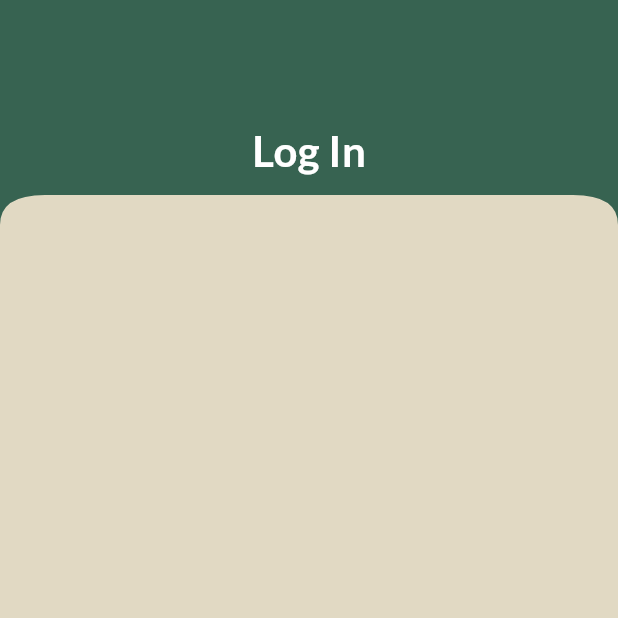
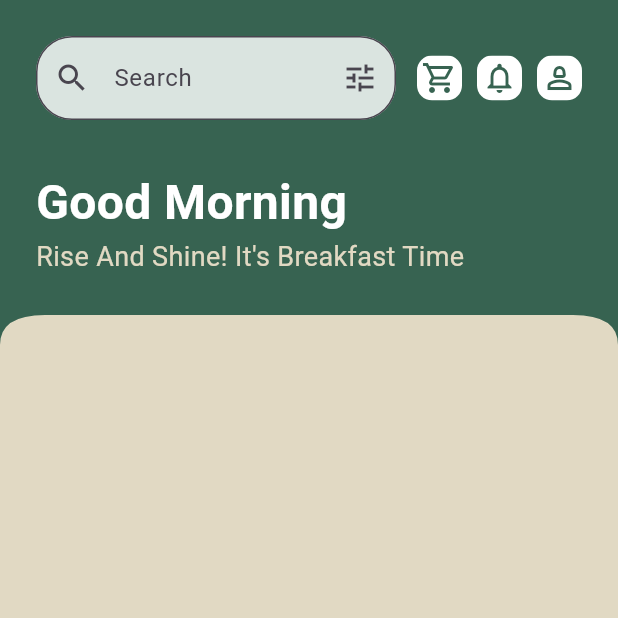
Before and after one commit to naderwael1/kamon, a Flutter app: the HomeView screen opened directly, on a phone screen of 412 x 824 dp, the top half of it. Run offline on Flutter 3.47's test engine with Material 3 defaults, Android fonts, the phone set to English and light mode, and no system bars; our stand-ins replace flutter_bloc, get, google_fonts, iconsax.

Commit message:
app Bar of home bage

```diff
--- a/lib/Features/home/presentation/views/home_view.dart
+++ b/lib/Features/home/presentation/views/home_view.dart
@@ -1,4 +1,3 @@
-import 'package:flutter/cupertino.dart';
 import 'package:flutter/material.dart';
 import 'package:google_fonts/google_fonts.dart';
 import 'package:kamon/constant.dart';
@@ -10,27 +9,123 @@ class HomeView extends StatelessWidget {
   @override
   Widget build(BuildContext context) {
     return Scaffold(
-        body: Column(children: [
+      body: Column(
+        children: [
           ClipPath(
             clipper: BaseClipper(),
             child: Container(
-          height: 150,
+              height: 230, // Adjusted height to fit content
               color: KPrimaryColor,
-          child: Center(
               child: Padding(
-              padding: const EdgeInsets.only(top: 50.0),
-              child: Text(
-                'Log In',
-                style: GoogleFonts.lato(
-                  fontSize: 28,
-                  fontWeight: FontWeight.bold,
-                  color: Colors.white,
+                padding: const EdgeInsets.all(24.0),
+                child: Column(
+                  crossAxisAlignment: CrossAxisAlignment.start,
+                  children: [
+                    Row(
+                      children: [
+                        Expanded(
+                          child: TextFormField(
+                            decoration: InputDecoration(
+                              hintText: 'Search',
+                              prefixIcon: const Icon(Icons.search),
+                              suffixIcon: const Icon(Icons.tune),
+                              border: OutlineInputBorder(
+                                borderRadius: BorderRadius.circular(24.0),
+                              ),
+                              filled: true,
+                              fillColor: KfillColor,
+                            ),
+                          ),
+                        ),
+                        const SizedBox(width: 14.0),
+                        ClipRRect(
+                          borderRadius: BorderRadius.circular(10.0),
+                          child: Container(
+                            height: 30,
+                            width: 30,
+                            color: Colors
+                                .white, // Set the background color of the container
+                            child: GestureDetector(
+                              onTap: () {
+                                // Handle shopping cart button press
+                              },
+                              child: const Center(
+                                child: Icon(
+                                  Icons.shopping_cart_outlined,
+                                  color: KPrimaryColor,
                                 ),
                               ),
                             ),
                           ),
                         ),
+                        const SizedBox(width: 10.0),
+                        ClipRRect(
+                          borderRadius: BorderRadius.circular(10.0),
+                          child: Container(
+                            height: 30,
+                            width: 30,
+                            color: Colors.white,
+                            child: GestureDetector(
+                              onTap: () {
+                                // Handle shopping cart button press
+                              },
+                              child: const Center(
+                                child: Icon(
+                                  Icons.notifications_outlined,
+                                  color: KPrimaryColor,
                                 ),
-    ]));
+                              ),
+                            ),
+                          ),
+                        ),
+                        const SizedBox(width: 10.0),
+                        ClipRRect(
+                          borderRadius: BorderRadius.circular(
+                              10.0), // Adjust the radius as needed
+                          child: Container(
+                            height:
+                                30, // Adjusted height to better fit the icon
+                            width: 30, // Adjusted width to better fit the icon
+                            color: Colors
+                                .white, // Set the background color of the container
+                            child: GestureDetector(
+                              onTap: () {
+                                // Handle shopping cart button press
+                              },
+                              child: const Center(
+                                child: Icon(
+                                  Icons.person_2_outlined,
+                                  color: KPrimaryColor,
+                                ),
+                              ),
+                            ),
+                          ),
+                        ),
+                      ],
+                    ),
+                    const SizedBox(height: 32.0),
+                    Text(
+                      'Good Morning',
+                      style: KPrimaryFont(
+                        fontSize: 32,
+                        fontWeight: FontWeight.bold,
+                        color: Colors.white,
+                      ),
+                    ),
+                    Text(
+                      'Rise And Shine! It\'s Breakfast Time',
+                      style: KPrimaryFont(
+                        fontSize: 18,
+                        color: KSecondaryColor,
+                      ),
+                    ),
+                  ],
+                ),
+              ),
+            ),
+          ),
+        ],
+      ),
+    );
   }
 }
--- a/lib/constant.dart
+++ b/lib/constant.dart
@@ -1,4 +1,9 @@
 import 'dart:ui';
+
+import 'package:google_fonts/google_fonts.dart';
 
 const KPrimaryColor = Color.fromRGBO(55, 99, 81, 1);
 const KSecondaryColor = Color(0xffE1D9C3);
+const KPrimaryFont = GoogleFonts.leagueSpartan;
+const KSecondaryFont = GoogleFonts.roboto;
+const KfillColor = Color(0xffDAE4E0);
```
Also changed, not shown: lib/Features/auth/UI/login_screen.dart (+8 -30 lines), lib/Features/auth/UI/signin_screen.dart (+11 -11 lines). Lines whose indentation alone changed are shown as unchanged.
